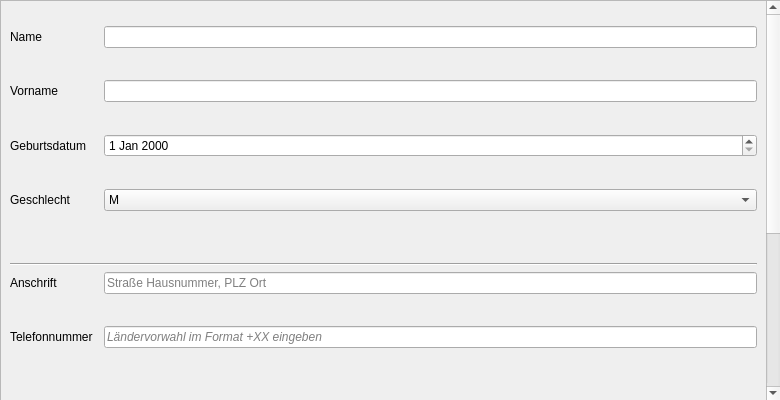
The window that Patient_Data_Project/datensatz_bearbeiten.ui (Baljet389/Patient_Data) describes before a commit, drawn with Qt 5.
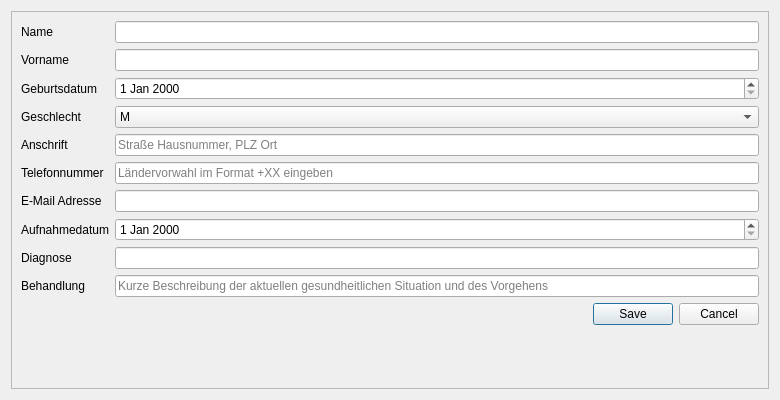
The same window after the commit.

Commit message: Datensatz bearbeiten endlich funktionierend implementiert, damit das Fenster beim Skalieren mit größer wird und der Scrollbalken kürzer wird

What changed in the file:
```diff
--- a/Patient_Data_Project/datensatz_bearbeiten.ui
+++ b/Patient_Data_Project/datensatz_bearbeiten.ui
@@ -13,129 +13,60 @@
   <property name="windowTitle">
    <string>Datensatz Bearbeiten</string>
   </property>
+  <layout class="QVBoxLayout" name="mainLayout">
+   <item>
   <widget class="QScrollArea" name="scrollArea">
-   <property name="geometry">
-    <rect>
-     <x>0</x>
-     <y>0</y>
-     <width>781</width>
-     <height>401</height>
-    </rect>
-   </property>
    <property name="widgetResizable">
     <bool>true</bool>
    </property>
    <widget class="QWidget" name="Eingabefeld">
-    <property name="geometry">
-     <rect>
-      <x>0</x>
-      <y>-311</y>
-      <width>765</width>
-      <height>710</height>
-     </rect>
-    </property>
     <layout class="QFormLayout" name="formLayout">
-     <item row="1" column="0">
+       <item row="0" column="0">
       <widget class="QLabel" name="label_2_Name">
        <property name="text">
         <string>Name</string>
        </property>
       </widget>
      </item>
-     <item row="1" column="1">
+       <item row="0" column="1">
       <widget class="QLineEdit" name="Eingabe_Name">
        <property name="toolTip">
         <string>&lt;html&gt;&lt;head/&gt;&lt;body&gt;&lt;p&gt;Hier Nachnamen eingeben&lt;/p&gt;&lt;/body&gt;&lt;/html&gt;</string>
        </property>
-       <property name="text">
-        <string/>
-       </property>
-      </widget>
-     </item>
-     <item row="3" column="0" colspan="2">
-      <spacer name="verticalSpacer">
-       <property name="orientation">
-        <enum>Qt::Orientation::Vertical</enum>
-       </property>
-       <property name="sizeType">
-        <enum>QSizePolicy::Policy::MinimumExpanding</enum>
-       </property>
-       <property name="sizeHint" stdset="0">
-        <size>
-         <width>0</width>
-         <height>20</height>
-        </size>
-       </property>
-      </spacer>
-     </item>
-     <item row="4" column="0">
+        </widget>
+       </item>
+       <item row="1" column="0">
       <widget class="QLabel" name="label_1_Vorname">
        <property name="text">
         <string>Vorname</string>
        </property>
       </widget>
      </item>
-     <item row="4" column="1">
+       <item row="1" column="1">
       <widget class="QLineEdit" name="Eingabe_Vorname">
        <property name="toolTip">
         <string>&lt;html&gt;&lt;head/&gt;&lt;body&gt;&lt;p&gt;Hier Vornamen eingeben&lt;/p&gt;&lt;/body&gt;&lt;/html&gt;</string>
        </property>
       </widget>
      </item>
-     <item row="5" column="0" colspan="2">
-      <spacer name="verticalSpacer_2">
-       <property name="orientation">
-        <enum>Qt::Orientation::Vertical</enum>
-       </property>
-       <property name="sizeType">
-        <enum>QSizePolicy::Policy::MinimumExpanding</enum>
-       </property>
-       <property name="sizeHint" stdset="0">
-        <size>
-         <width>0</width>
-         <height>20</height>
-        </size>
-       </property>
-      </spacer>
-     </item>
-     <item row="6" column="0">
+       <item row="2" column="0">
       <widget class="QLabel" name="label_3_Geburtsdatum">
        <property name="text">
         <string>Geburtsdatum</string>
        </property>
       </widget>
      </item>
-     <item row="6" column="1">
-      <widget class="QDateEdit" name="Eingabe_Geburtsdatum">
-       <property name="toolTip">
-        <string>&lt;html&gt;&lt;head/&gt;&lt;body&gt;&lt;p&gt;&lt;br/&gt;&lt;/p&gt;&lt;/body&gt;&lt;/html&gt;</string>
-       </property>
-      </widget>
-     </item>
-     <item row="7" column="0" colspan="2">
-      <spacer name="verticalSpacer_3">
-       <property name="orientation">
-        <enum>Qt::Orientation::Vertical</enum>
-       </property>
-       <property name="sizeType">
-        <enum>QSizePolicy::Policy::MinimumExpanding</enum>
-       </property>
-       <property name="sizeHint" stdset="0">
-        <size>
-         <width>0</width>
-         <height>20</height>
-        </size>
-       </property>
-      </spacer>
-     </item>
-     <item row="8" column="0">
+       <item row="2" column="1">
+        <widget class="QDateEdit" name="Eingabe_Geburtsdatum"/>
+       </item>
+       <item row="3" column="0">
       <widget class="QLabel" name="label_4_Geschlecht">
        <property name="text">
         <string>Geschlecht</string>
        </property>
       </widget>
      </item>
-     <item row="8" column="1">
+       <item row="3" column="1">
       <widget class="QComboBox" name="Eingabe_Geschlecht">
        <property name="toolTip">
         <string>&lt;html&gt;&lt;head/&gt;&lt;body&gt;&lt;p&gt;M = Männlich&lt;br/&gt;W = Weiblich&lt;br/&gt;D = Divers&lt;/p&gt;&lt;/body&gt;&lt;/html&gt;</string>
@@ -157,261 +88,90 @@
        </item>
       </widget>
      </item>
-     <item row="9" column="0" colspan="2">
-      <spacer name="verticalSpacer_4">
-       <property name="orientation">
-        <enum>Qt::Orientation::Vertical</enum>
-       </property>
-       <property name="sizeType">
-        <enum>QSizePolicy::Policy::MinimumExpanding</enum>
-       </property>
-       <property name="sizeHint" stdset="0">
-        <size>
-         <width>0</width>
-         <height>40</height>
-        </size>
-       </property>
-      </spacer>
-     </item>
-     <item row="10" column="0" colspan="2">
-      <widget class="Line" name="line_2">
-       <property name="orientation">
-        <enum>Qt::Orientation::Horizontal</enum>
-       </property>
-      </widget>
-     </item>
-     <item row="11" column="0">
+       <item row="4" column="0">
       <widget class="QLabel" name="label_5_Anschrift">
        <property name="text">
         <string>Anschrift</string>
        </property>
       </widget>
      </item>
-     <item row="11" column="1">
+       <item row="4" column="1">
       <widget class="QLineEdit" name="Eingabe_Anschrift">
-       <property name="font">
-        <font>
-         <italic>false</italic>
-        </font>
-       </property>
-       <property name="toolTip">
-        <string>&lt;html&gt;&lt;head/&gt;&lt;body&gt;&lt;p&gt;&lt;span style=&quot; font-style:normal;&quot;&gt;Hier Adresse eingeben&lt;/span&gt;&lt;/p&gt;&lt;/body&gt;&lt;/html&gt;</string>
-       </property>
-       <property name="text">
-        <string/>
-       </property>
        <property name="placeholderText">
         <string>Straße Hausnummer, PLZ Ort</string>
        </property>
       </widget>
      </item>
-     <item row="13" column="0">
+       <item row="5" column="0">
       <widget class="QLabel" name="label_6_Telefonnummer">
        <property name="text">
         <string>Telefonnummer</string>
        </property>
       </widget>
      </item>
-     <item row="13" column="1">
+       <item row="5" column="1">
       <widget class="QLineEdit" name="Eingabe_Telefonnummer">
-       <property name="font">
-        <font>
-         <italic>true</italic>
-        </font>
-       </property>
        <property name="placeholderText">
         <string>Ländervorwahl im Format +XX eingeben</string>
        </property>
       </widget>
      </item>
-     <item row="15" column="1">
-      <widget class="Line" name="line_1">
-       <property name="orientation">
-        <enum>Qt::Orientation::Horizontal</enum>
-       </property>
-      </widget>
-     </item>
-     <item row="16" column="0">
+       <item row="6" column="0">
       <widget class="QLabel" name="label_7_EmailAdresse">
        <property name="text">
         <string>E-Mail Adresse</string>
        </property>
       </widget>
      </item>
-     <item row="16" column="1">
-      <widget class="QLineEdit" name="Eingabe_Email">
-       <property name="font">
-        <font>
-         <italic>false</italic>
-        </font>
-       </property>
-       <property name="text">
-        <string/>
-       </property>
-      </widget>
-     </item>
-     <item row="19" column="0">
+       <item row="6" column="1">
+        <widget class="QLineEdit" name="Eingabe_Email"/>
+       </item>
+       <item row="7" column="0">
       <widget class="QLabel" name="label_8_Aufnahmedatum">
        <property name="text">
         <string>Aufnahmedatum</string>
        </property>
       </widget>
      </item>
-     <item row="21" column="0">
+       <item row="7" column="1">
+        <widget class="QDateEdit" name="Eingabe_Aufnahmedatum"/>
+       </item>
+       <item row="8" column="0">
       <widget class="QLabel" name="label_9_Diagnose">
        <property name="text">
         <string>Diagnose</string>
        </property>
       </widget>
      </item>
-     <item row="23" column="0">
+       <item row="8" column="1">
+        <widget class="QLineEdit" name="lineEdit_9_Diagnose"/>
+       </item>
+       <item row="9" column="0">
       <widget class="QLabel" name="label_9_Behandlung">
        <property name="text">
         <string>Behandlung</string>
        </property>
       </widget>
      </item>
-     <item row="23" column="1">
+       <item row="9" column="1">
       <widget class="QLineEdit" name="Eingabe_Behandlung">
        <property name="placeholderText">
         <string>Kurze Beschreibung der aktuellen gesundheitlichen Situation und des Vorgehens</string>
        </property>
       </widget>
      </item>
-     <item row="25" column="1">
+       <item row="10" column="0" colspan="2">
       <widget class="QDialogButtonBox" name="buttonBox">
-       <property name="orientation">
-        <enum>Qt::Orientation::Horizontal</enum>
-       </property>
        <property name="standardButtons">
-        <set>QDialogButtonBox::StandardButton::Cancel|QDialogButtonBox::StandardButton::Save</set>
-       </property>
-       <property name="centerButtons">
-        <bool>false</bool>
-       </property>
-      </widget>
-     </item>
-     <item row="0" column="0" colspan="2">
-      <spacer name="verticalSpacer_11">
-       <property name="orientation">
-        <enum>Qt::Orientation::Vertical</enum>
-       </property>
-       <property name="sizeType">
-        <enum>QSizePolicy::Policy::MinimumExpanding</enum>
-       </property>
-       <property name="sizeHint" stdset="0">
-        <size>
-         <width>0</width>
-         <height>10</height>
-        </size>
-       </property>
-      </spacer>
-     </item>
-     <item row="21" column="1">
-      <widget class="QLineEdit" name="lineEdit_9_Diagnose"/>
-     </item>
-     <item row="19" column="1">
-      <widget class="QDateEdit" name="Eingabe_Aufnahmedatum"/>
-     </item>
-     <item row="20" column="0" colspan="2">
-      <spacer name="verticalSpacer_8">
-       <property name="orientation">
-        <enum>Qt::Orientation::Vertical</enum>
-       </property>
-       <property name="sizeType">
-        <enum>QSizePolicy::Policy::MinimumExpanding</enum>
-       </property>
-       <property name="sizeHint" stdset="0">
-        <size>
-         <width>0</width>
-         <height>20</height>
-        </size>
-       </property>
-      </spacer>
-     </item>
-     <item row="17" column="0" colspan="2">
-      <spacer name="verticalSpacer_7">
-       <property name="orientation">
-        <enum>Qt::Orientation::Vertical</enum>
-       </property>
-       <property name="sizeType">
-        <enum>QSizePolicy::Policy::MinimumExpanding</enum>
-       </property>
-       <property name="sizeHint" stdset="0">
-        <size>
-         <width>0</width>
-         <height>20</height>
-        </size>
-       </property>
-      </spacer>
-     </item>
-     <item row="14" column="0" colspan="2">
-      <spacer name="verticalSpacer_6">
-       <property name="orientation">
-        <enum>Qt::Orientation::Vertical</enum>
-       </property>
-       <property name="sizeType">
-        <enum>QSizePolicy::Policy::MinimumExpanding</enum>
-       </property>
-       <property name="sizeHint" stdset="0">
-        <size>
-         <width>20</width>
-         <height>40</height>
-        </size>
-       </property>
-      </spacer>
-     </item>
-     <item row="12" column="0" colspan="2">
-      <spacer name="verticalSpacer_5">
-       <property name="orientation">
-        <enum>Qt::Orientation::Vertical</enum>
-       </property>
-       <property name="sizeType">
-        <enum>QSizePolicy::Policy::MinimumExpanding</enum>
-       </property>
-       <property name="sizeHint" stdset="0">
-        <size>
-         <width>0</width>
-         <height>20</height>
-        </size>
-       </property>
-      </spacer>
-     </item>
-     <item row="22" column="0" colspan="2">
-      <spacer name="verticalSpacer_9">
-       <property name="orientation">
-        <enum>Qt::Orientation::Vertical</enum>
-       </property>
-       <property name="sizeType">
-        <enum>QSizePolicy::Policy::MinimumExpanding</enum>
-       </property>
-       <property name="sizeHint" stdset="0">
-        <size>
-         <width>0</width>
-         <height>20</height>
-        </size>
-       </property>
-      </spacer>
-     </item>
-     <item row="24" column="0" colspan="2">
-      <spacer name="verticalSpacer_10">
-       <property name="orientation">
-        <enum>Qt::Orientation::Vertical</enum>
-       </property>
-       <property name="sizeType">
-        <enum>QSizePolicy::Policy::MinimumExpanding</enum>
-       </property>
-       <property name="sizeHint" stdset="0">
-        <size>
-         <width>0</width>
-         <height>40</height>
-        </size>
-       </property>
-      </spacer>
-     </item>
+          <set>QDialogButtonBox::Save|QDialogButtonBox::Cancel</set>
+         </property>
+        </widget>
+       </item>
     </layout>
    </widget>
   </widget>
+   </item>
+  </layout>
  </widget>
  <tabstops>
   <tabstop>Eingabe_Name</tabstop>
```
Left out of the diff: 36 changed lines with no effect on the pictures. Lines whose indentation alone changed are shown as unchanged.
